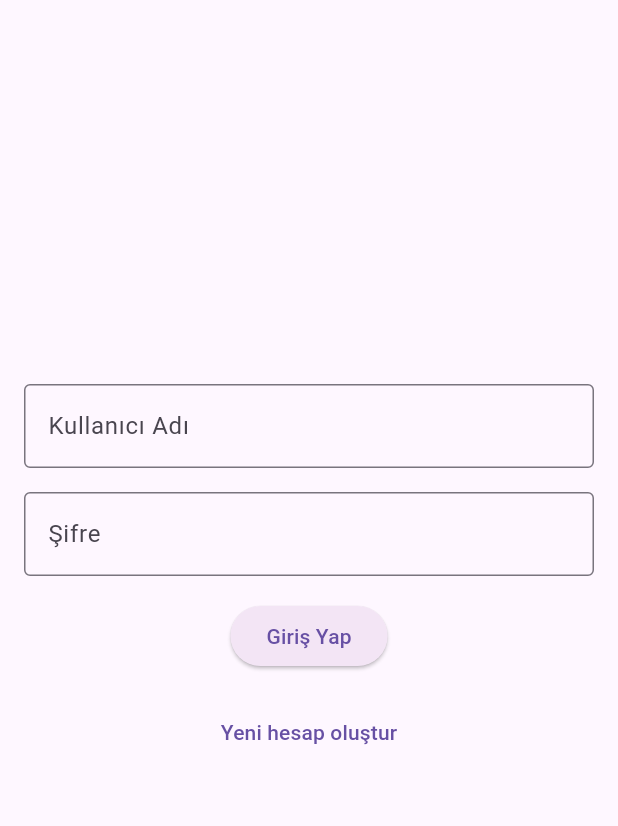
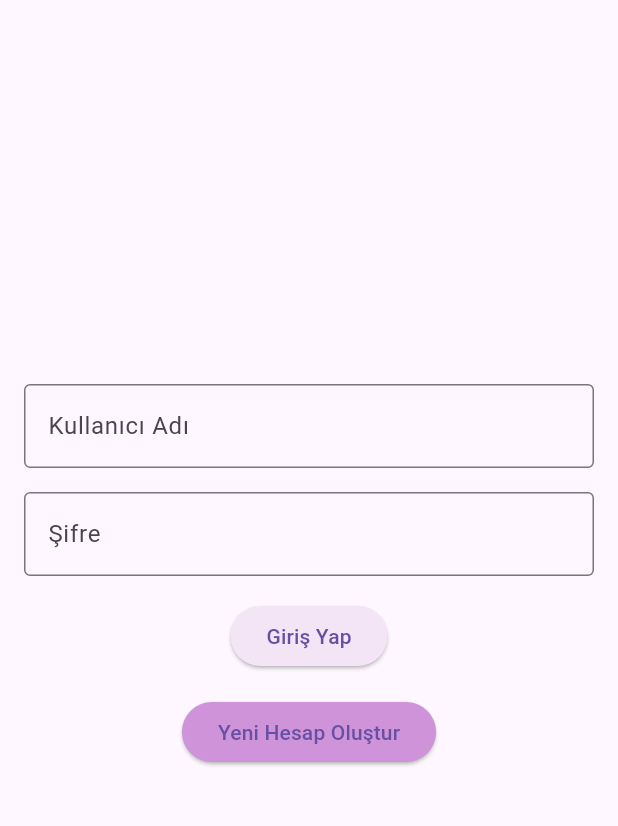
Before and after one commit to fatmaakaplan/Listly-Flutter, a Flutter app: the LoginScreen screen opened by its route, on a phone screen of 412 x 824 dp, the part 84-910 px from its top. Run offline on Flutter 3.47's test engine with Material 3 defaults, Android fonts, the phone set to English and light mode, and no system bars; our stand-ins replace go_router, google_fonts, lottie; missing offline and left inert: dotlottie_loader.

Commit message:
Hatalar düzeltildi güncellemeler yapıldı

```diff
--- a/lib/main.dart
+++ b/lib/main.dart
@@ -1,8 +1,12 @@
 import 'package:flutter/material.dart';
+import 'package:flutter_app/core/routes.dart';
+import 'package:flutter_app/screens/settings_screen.dart';
 import 'package:go_router/go_router.dart';
 import 'screens/loading_screen.dart';
 import 'screens/home_screen.dart';
 import 'screens/login_screen.dart';
+import 'screens/settings_screen.dart';
+import 'screens/profile_screen.dart';
 
 void main() {
   runApp(const MyApp());
@@ -61,7 +65,12 @@ final router = GoRouter(
     ),
     GoRoute(
       path: '/profile',
-      builder: (context, state) => const LoginScreen(),
+      builder: (context, state) =>
+          const LoginScreen(), // Profil ekranını doğru şekilde tanımlayın
+    ),
+    GoRoute(
+      path: '/settings',
+      builder: (context, state) => const SettingsScreen(),
     ),
   ],
 );
--- a/lib/screens/login_screen.dart
+++ b/lib/screens/login_screen.dart
@@ -1,5 +1,7 @@
 import 'package:flutter/material.dart';
-import 'package:go_router/go_router.dart'; // GoRouter kullanarak yönlendirme yapacağız
+import 'package:go_router/go_router.dart';
+import 'screens/profile_screen.dart';
+// GoRouter kullanarak yönlendirme yapacağız
 
 class LoginScreen extends StatelessWidget {
   const LoginScreen({super.key});
@@ -51,14 +53,18 @@ class LoginScreen extends StatelessWidget {
               ),
             ),
             const SizedBox(height: 16),
-            TextButton(
+            // Yeni hesap oluştur butonu
+            ElevatedButton(
               onPressed: () {
-                // Yeni hesap oluştur sayfasına yönlendirme
-                GoRouter.of(context).go(
-                    '/profile_screen'); // 'profile_screen' yoluna yönlendirme
+                // Profil ekranına yönlendir
+                GoRouter.of(context)
+                    .go('/profile_screen'); // Profil ekranına yönlendirme
               },
-              child: const Text('Yeni hesap oluştur'),
-            ),
+              child: const Text('Yeni Hesap Oluştur'),
+              style: ElevatedButton.styleFrom(
+                backgroundColor: Colors.purple[200], // Düğme rengi
+              ),
+            )
           ],
         ),
       ),
--- /dev/null
+++ b/lib/screens/screens/profile_screen.dart
@@ -0,0 +1 @@
+// TODO Implement this library.
```
Also changed, not shown: lib/core/routes.dart (+21 -2 lines), lib/screens/settings_screen.dart (+64 -24 lines).
